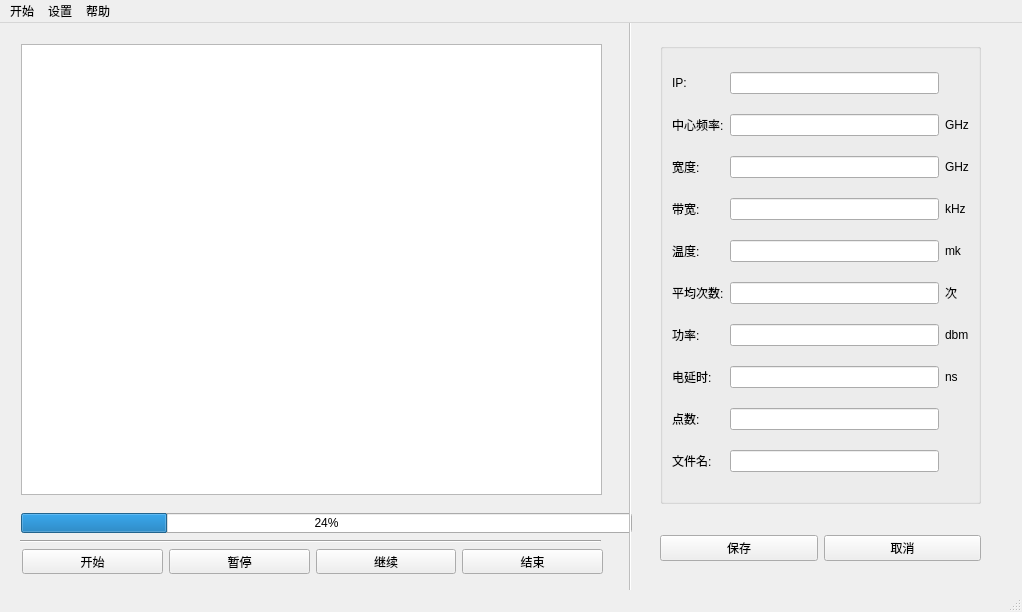
The window that mywidget/MainWindow.ui (zzwang11/bishe) describes before a commit, drawn with Qt 5.
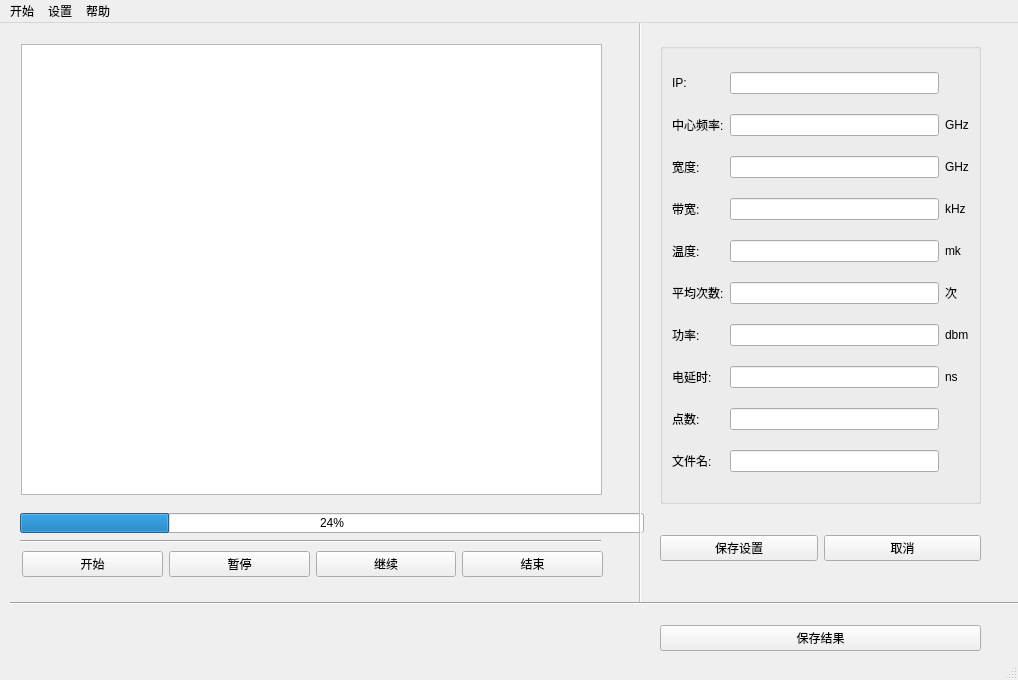
The same window after the commit.

The edit to the form file:
```diff
--- a/mywidget/MainWindow.ui
+++ b/mywidget/MainWindow.ui
@@ -6,8 +6,8 @@
    <rect>
     <x>0</x>
     <y>0</y>
-    <width>1022</width>
-    <height>612</height>
+    <width>1018</width>
+    <height>680</height>
    </rect>
   </property>
   <property name="windowTitle">
@@ -17,9 +17,9 @@
    <widget class="QProgressBar" name="progressBar">
     <property name="geometry">
      <rect>
-      <x>21</x>
+      <x>20</x>
       <y>490</y>
-      <width>611</width>
+      <width>624</width>
       <height>20</height>
      </rect>
     </property>
@@ -214,7 +214,7 @@
      <item>
       <widget class="QPushButton" name="pushButton_6">
        <property name="text">
-        <string>保存</string>
+        <string>保存设置</string>
        </property>
       </widget>
      </item>
@@ -233,10 +233,10 @@
     </property>
     <property name="geometry">
      <rect>
-      <x>620</x>
+      <x>630</x>
       <y>-10</y>
       <width>20</width>
-      <height>611</height>
+      <height>591</height>
      </rect>
     </property>
     <property name="orientation">
@@ -256,13 +256,13 @@
      <enum>Qt::Horizontal</enum>
     </property>
    </widget>
-   <widget class="QWidget" name="">
+   <widget class="QWidget" name="layoutWidget">
     <property name="geometry">
      <rect>
       <x>22</x>
       <y>526</y>
       <width>581</width>
-      <height>25</height>
+      <height>30</height>
      </rect>
     </property>
     <layout class="QHBoxLayout" name="horizontalLayout">
@@ -296,14 +296,46 @@
      </item>
     </layout>
    </widget>
+   <widget class="QWidget" name="horizontalLayoutWidget">
+    <property name="geometry">
+     <rect>
+      <x>660</x>
+      <y>590</y>
+      <width>321</width>
+      <height>51</height>
+     </rect>
+    </property>
+    <layout class="QHBoxLayout" name="horizontalLayout_2">
+     <item>
+      <widget class="QPushButton" name="pushButton_5">
+       <property name="text">
+        <string>保存结果</string>
+       </property>
+      </widget>
+     </item>
+    </layout>
+   </widget>
+   <widget class="Line" name="line_3">
+    <property name="geometry">
+     <rect>
+      <x>10</x>
+      <y>570</y>
+      <width>1011</width>
+      <height>20</height>
+     </rect>
+    </property>
+    <property name="orientation">
+     <enum>Qt::Horizontal</enum>
+    </property>
+   </widget>
   </widget>
   <widget class="QMenuBar" name="menubar">
    <property name="geometry">
     <rect>
      <x>0</x>
      <y>0</y>
-     <width>1022</width>
-     <height>23</height>
+     <width>1018</width>
+     <height>26</height>
     </rect>
    </property>
    <widget class="QMenu" name="menu">
```
Left out of the diff: 28 changed lines with no effect on the pictures.
